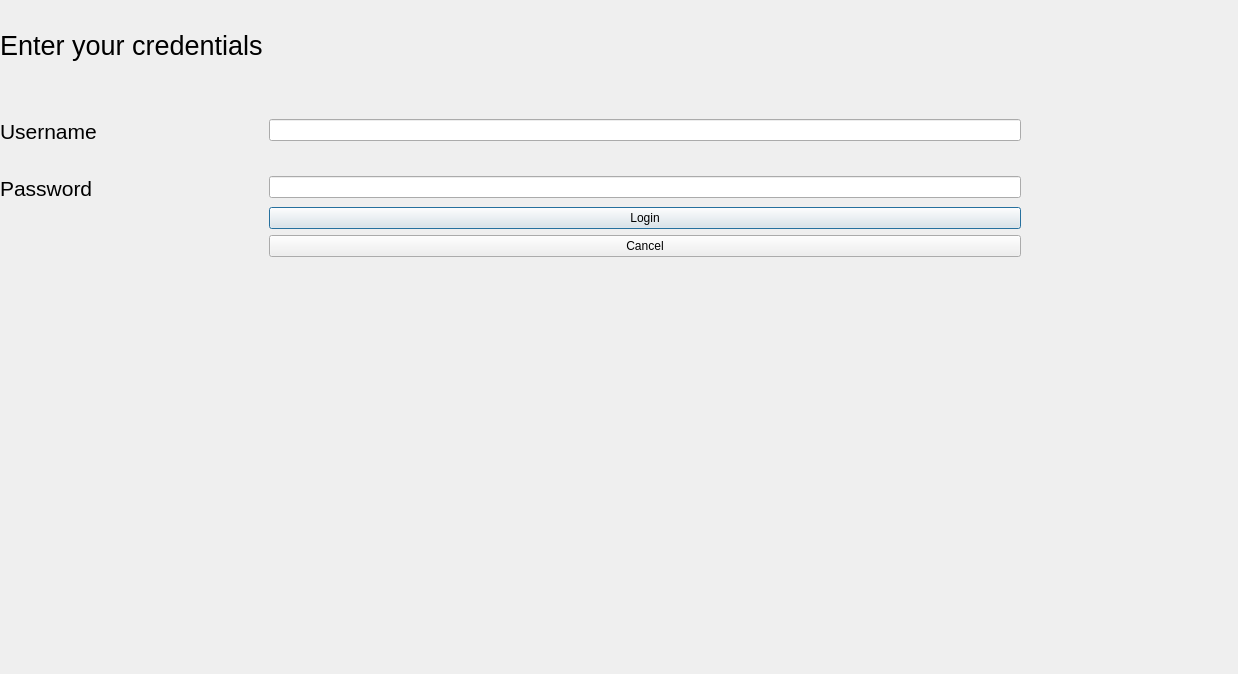
This is admin.ui in PrekshyaDawadi/E-Matdaan as Qt 5 draws it before an edit. The edited form follows.
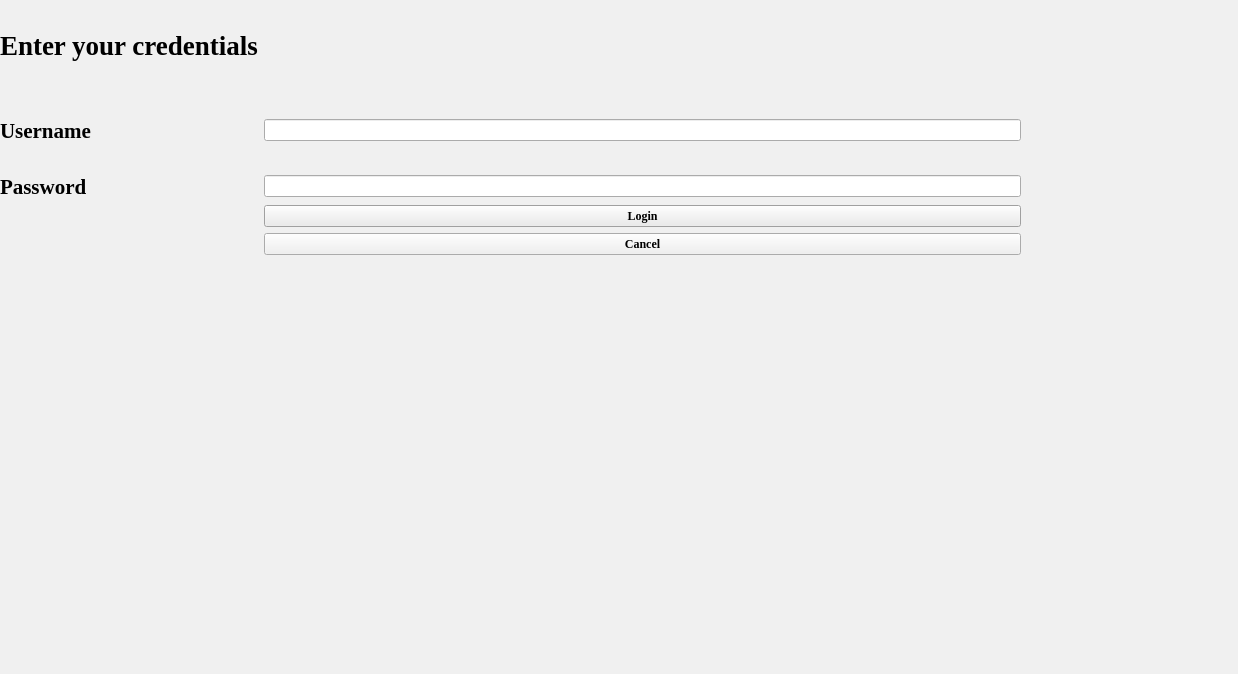
This is the edited form.

What changed in the file:
```diff
--- a/admin.ui
+++ b/admin.ui
@@ -10,6 +10,589 @@
     <height>674</height>
    </rect>
   </property>
+  <property name="palette">
+   <palette>
+    <active>
+     <colorrole role="WindowText">
+      <brush brushstyle="SolidPattern">
+       <color alpha="255">
+        <red>0</red>
+        <green>0</green>
+        <blue>0</blue>
+       </color>
+      </brush>
+     </colorrole>
+     <colorrole role="Button">
+      <brush brushstyle="SolidPattern">
+       <color alpha="255">
+        <red>240</red>
+        <green>240</green>
+        <blue>240</blue>
+       </color>
+      </brush>
+     </colorrole>
+     <colorrole role="Light">
+      <brush brushstyle="SolidPattern">
+       <color alpha="255">
+        <red>255</red>
+        <green>255</green>
+        <blue>255</blue>
+       </color>
+      </brush>
+     </colorrole>
+     <colorrole role="Midlight">
+      <brush brushstyle="SolidPattern">
+       <color alpha="255">
+        <red>227</red>
+        <green>227</green>
+        <blue>227</blue>
+       </color>
+      </brush>
+     </colorrole>
+     <colorrole role="Dark">
+      <brush brushstyle="SolidPattern">
+       <color alpha="255">
+        <red>160</red>
+        <green>160</green>
+        <blue>160</blue>
+       </color>
+      </brush>
+     </colorrole>
+     <colorrole role="Mid">
+      <brush brushstyle="SolidPattern">
+       <color alpha="255">
+        <red>160</red>
+        <green>160</green>
+        <blue>160</blue>
+       </color>
+      </brush>
+     </colorrole>
+     <colorrole role="Text">
+      <brush brushstyle="SolidPattern">
+       <color alpha="255">
+        <red>0</red>
+        <green>0</green>
+        <blue>0</blue>
+       </color>
+      </brush>
+     </colorrole>
+     <colorrole role="BrightText">
+      <brush brushstyle="SolidPattern">
+       <color alpha="255">
+        <red>255</red>
+        <green>255</green>
+        <blue>255</blue>
+       </color>
+      </brush>
+     </colorrole>
+     <colorrole role="ButtonText">
+      <brush brushstyle="SolidPattern">
+       <color alpha="255">
+        <red>0</red>
+        <green>0</green>
+        <blue>0</blue>
+       </color>
+      </brush>
+     </colorrole>
+     <colorrole role="Base">
+      <brush brushstyle="SolidPattern">
+       <color alpha="255">
+        <red>255</red>
+        <green>255</green>
+        <blue>255</blue>
+       </color>
+      </brush>
+     </colorrole>
+     <colorrole role="Window">
+      <brush brushstyle="SolidPattern">
+       <color alpha="255">
+        <red>85</red>
+        <green>170</green>
+        <blue>255</blue>
+       </color>
+      </brush>
+     </colorrole>
+     <colorrole role="Shadow">
+      <brush brushstyle="SolidPattern">
+       <color alpha="255">
+        <red>105</red>
+        <green>105</green>
+        <blue>105</blue>
+       </color>
+      </brush>
+     </colorrole>
+     <colorrole role="Highlight">
+      <brush brushstyle="SolidPattern">
+       <color alpha="255">
+        <red>0</red>
+        <green>120</green>
+        <blue>215</blue>
+       </color>
+      </brush>
+     </colorrole>
+     <colorrole role="HighlightedText">
+      <brush brushstyle="SolidPattern">
+       <color alpha="255">
+        <red>255</red>
+        <green>255</green>
+        <blue>255</blue>
+       </color>
+      </brush>
+     </colorrole>
+     <colorrole role="Link">
+      <brush brushstyle="SolidPattern">
+       <color alpha="255">
+        <red>0</red>
+        <green>0</green>
+        <blue>255</blue>
+       </color>
+      </brush>
+     </colorrole>
+     <colorrole role="LinkVisited">
+      <brush brushstyle="SolidPattern">
+       <color alpha="255">
+        <red>255</red>
+        <green>0</green>
+        <blue>255</blue>
+       </color>
+      </brush>
+     </colorrole>
+     <colorrole role="AlternateBase">
+      <brush brushstyle="SolidPattern">
+       <color alpha="255">
+        <red>245</red>
+        <green>245</green>
+        <blue>245</blue>
+       </color>
+      </brush>
+     </colorrole>
+     <colorrole role="NoRole">
+      <brush brushstyle="NoBrush">
+       <color alpha="255">
+        <red>0</red>
+        <green>0</green>
+        <blue>0</blue>
+       </color>
+      </brush>
+     </colorrole>
+     <colorrole role="ToolTipBase">
+      <brush brushstyle="SolidPattern">
+       <color alpha="255">
+        <red>255</red>
+        <green>255</green>
+        <blue>220</blue>
+       </color>
+      </brush>
+     </colorrole>
+     <colorrole role="ToolTipText">
+      <brush brushstyle="SolidPattern">
+       <color alpha="255">
+        <red>0</red>
+        <green>0</green>
+        <blue>0</blue>
+       </color>
+      </brush>
+     </colorrole>
+     <colorrole role="PlaceholderText">
+      <brush brushstyle="SolidPattern">
+       <color alpha="128">
+        <red>0</red>
+        <green>0</green>
+        <blue>0</blue>
+       </color>
+      </brush>
+     </colorrole>
+    </active>
+    <inactive>
+     <colorrole role="WindowText">
+      <brush brushstyle="SolidPattern">
+       <color alpha="255">
+        <red>0</red>
+        <green>0</green>
+        <blue>0</blue>
+       </color>
+      </brush>
+     </colorrole>
+     <colorrole role="Button">
+      <brush brushstyle="SolidPattern">
+       <color alpha="255">
+        <red>240</red>
+        <green>240</green>
+        <blue>240</blue>
+       </color>
+      </brush>
+     </colorrole>
+     <colorrole role="Light">
+      <brush brushstyle="SolidPattern">
+       <color alpha="255">
+        <red>255</red>
+        <green>255</green>
+        <blue>255</blue>
+       </color>
+      </brush>
+     </colorrole>
+     <colorrole role="Midlight">
+      <brush brushstyle="SolidPattern">
+       <color alpha="255">
+        <red>227</red>
+        <green>227</green>
+        <blue>227</blue>
+       </color>
+      </brush>
+     </colorrole>
+     <colorrole role="Dark">
+      <brush brushstyle="SolidPattern">
+       <color alpha="255">
+        <red>160</red>
+        <green>160</green>
+        <blue>160</blue>
+       </color>
+      </brush>
+     </colorrole>
+     <colorrole role="Mid">
+      <brush brushstyle="SolidPattern">
+       <color alpha="255">
+        <red>160</red>
+        <green>160</green>
+        <blue>160</blue>
+       </color>
+      </brush>
+     </colorrole>
+     <colorrole role="Text">
+      <brush brushstyle="SolidPattern">
+       <color alpha="255">
+        <red>0</red>
+        <green>0</green>
+        <blue>0</blue>
+       </color>
+      </brush>
+     </colorrole>
+     <colorrole role="BrightText">
+      <brush brushstyle="SolidPattern">
+       <color alpha="255">
+        <red>255</red>
+        <green>255</green>
+        <blue>255</blue>
+       </color>
+      </brush>
+     </colorrole>
+     <colorrole role="ButtonText">
+      <brush brushstyle="SolidPattern">
+       <color alpha="255">
+        <red>0</red>
+        <green>0</green>
+        <blue>0</blue>
+       </color>
+      </brush>
+     </colorrole>
+     <colorrole role="Base">
+      <brush brushstyle="SolidPattern">
+       <color alpha="255">
+        <red>255</red>
+        <green>255</green>
+        <blue>255</blue>
+       </color>
+      </brush>
+     </colorrole>
+     <colorrole role="Window">
+      <brush brushstyle="SolidPattern">
+       <color alpha="255">
+        <red>240</red>
+        <green>240</green>
+        <blue>240</blue>
+       </color>
+      </brush>
+     </colorrole>
+     <colorrole role="Shadow">
+      <brush brushstyle="SolidPattern">
+       <color alpha="255">
+        <red>105</red>
+        <green>105</green>
+        <blue>105</blue>
+       </color>
+      </brush>
+     </colorrole>
+     <colorrole role="Highlight">
+      <brush brushstyle="SolidPattern">
+       <color alpha="255">
+        <red>240</red>
+        <green>240</green>
+        <blue>240</blue>
+       </color>
+      </brush>
+     </colorrole>
+     <colorrole role="HighlightedText">
+      <brush brushstyle="SolidPattern">
+       <color alpha="255">
+        <red>0</red>
+        <green>0</green>
+        <blue>0</blue>
+       </color>
+      </brush>
+     </colorrole>
+     <colorrole role="Link">
+      <brush brushstyle="SolidPattern">
+       <color alpha="255">
+        <red>0</red>
+        <green>0</green>
+        <blue>255</blue>
+       </color>
+      </brush>
+     </colorrole>
+     <colorrole role="LinkVisited">
+      <brush brushstyle="SolidPattern">
+       <color alpha="255">
+        <red>255</red>
+        <green>0</green>
+        <blue>255</blue>
+       </color>
+      </brush>
+     </colorrole>
+     <colorrole role="AlternateBase">
+      <brush brushstyle="SolidPattern">
+       <color alpha="255">
+        <red>245</red>
+        <green>245</green>
+        <blue>245</blue>
+       </color>
+      </brush>
+     </colorrole>
+     <colorrole role="NoRole">
+      <brush brushstyle="NoBrush">
+       <color alpha="255">
+        <red>0</red>
+        <green>0</green>
+        <blue>0</blue>
+       </color>
+      </brush>
+     </colorrole>
+     <colorrole role="ToolTipBase">
+      <brush brushstyle="SolidPattern">
+       <color alpha="255">
+        <red>255</red>
+        <green>255</green>
+        <blue>220</blue>
+       </color>
+      </brush>
+     </colorrole>
+     <colorrole role="ToolTipText">
+      <brush brushstyle="SolidPattern">
+       <color alpha="255">
+        <red>0</red>
+        <green>0</green>
+        <blue>0</blue>
+       </color>
+      </brush>
+     </colorrole>
+     <colorrole role="PlaceholderText">
+      <brush brushstyle="SolidPattern">
+       <color alpha="128">
+        <red>0</red>
+        <green>0</green>
+        <blue>0</blue>
+       </color>
+      </brush>
+     </colorrole>
+    </inactive>
+    <disabled>
+     <colorrole role="WindowText">
+      <brush brushstyle="SolidPattern">
+       <color alpha="255">
+        <red>120</red>
+        <green>120</green>
+        <blue>120</blue>
+       </color>
+      </brush>
+     </colorrole>
+     <colorrole role="Button">
+      <brush brushstyle="SolidPattern">
+       <color alpha="255">
+        <red>240</red>
+        <green>240</green>
+        <blue>240</blue>
+       </color>
+      </brush>
+     </colorrole>
+     <colorrole role="Light">
+      <brush brushstyle="SolidPattern">
+       <color alpha="255">
+        <red>255</red>
+        <green>255</green>
+        <blue>255</blue>
+       </color>
+      </brush>
+     </colorrole>
+     <colorrole role="Midlight">
+      <brush brushstyle="SolidPattern">
+       <color alpha="255">
+        <red>247</red>
+        <green>247</green>
+        <blue>247</blue>
+       </color>
+      </brush>
+     </colorrole>
+     <colorrole role="Dark">
+      <brush brushstyle="SolidPattern">
+       <color alpha="255">
+        <red>160</red>
+        <green>160</green>
+        <blue>160</blue>
+       </color>
+      </brush>
+     </colorrole>
+     <colorrole role="Mid">
+      <brush brushstyle="SolidPattern">
+       <color alpha="255">
+        <red>160</red>
+        <green>160</green>
+        <blue>160</blue>
+       </color>
+      </brush>
+     </colorrole>
+     <colorrole role="Text">
+      <brush brushstyle="SolidPattern">
+       <color alpha="255">
+        <red>120</red>
+        <green>120</green>
+        <blue>120</blue>
+       </color>
+      </brush>
+     </colorrole>
+     <colorrole role="BrightText">
+      <brush brushstyle="SolidPattern">
+       <color alpha="255">
+        <red>255</red>
+        <green>255</green>
+        <blue>255</blue>
+       </color>
+      </brush>
+     </colorrole>
+     <colorrole role="ButtonText">
+      <brush brushstyle="SolidPattern">
+       <color alpha="255">
+        <red>120</red>
+        <green>120</green>
+        <blue>120</blue>
+       </color>
+      </brush>
+     </colorrole>
+     <colorrole role="Base">
+      <brush brushstyle="SolidPattern">
+       <color alpha="255">
+        <red>85</red>
+        <green>170</green>
+        <blue>255</blue>
+       </color>
+      </brush>
+     </colorrole>
+     <colorrole role="Window">
+      <brush brushstyle="SolidPattern">
+       <color alpha="255">
+        <red>85</red>
+        <green>170</green>
+        <blue>255</blue>
+       </color>
+      </brush>
+     </colorrole>
+     <colorrole role="Shadow">
+      <brush brushstyle="SolidPattern">
+       <color alpha="255">
+        <red>0</red>
+        <green>0</green>
+        <blue>0</blue>
+       </color>
+      </brush>
+     </colorrole>
+     <colorrole role="Highlight">
+      <brush brushstyle="SolidPattern">
+       <color alpha="255">
+        <red>0</red>
+        <green>120</green>
+        <blue>215</blue>
+       </color>
+      </brush>
+     </colorrole>
+     <colorrole role="HighlightedText">
+      <brush brushstyle="SolidPattern">
+       <color alpha="255">
+        <red>255</red>
+        <green>255</green>
+        <blue>255</blue>
+       </color>
+      </brush>
+     </colorrole>
+     <colorrole role="Link">
+      <brush brushstyle="SolidPattern">
+       <color alpha="255">
+        <red>0</red>
+        <green>0</green>
+        <blue>255</blue>
+       </color>
+      </brush>
+     </colorrole>
+     <colorrole role="LinkVisited">
+      <brush brushstyle="SolidPattern">
+       <color alpha="255">
+        <red>255</red>
+        <green>0</green>
+        <blue>255</blue>
+       </color>
+      </brush>
+     </colorrole>
+     <colorrole role="AlternateBase">
+      <brush brushstyle="SolidPattern">
+       <color alpha="255">
+        <red>245</red>
+        <green>245</green>
+        <blue>245</blue>
+       </color>
+      </brush>
+     </colorrole>
+     <colorrole role="NoRole">
+      <brush brushstyle="NoBrush">
+       <color alpha="255">
+        <red>0</red>
+        <green>0</green>
+        <blue>0</blue>
+       </color>
+      </brush>
+     </colorrole>
+     <colorrole role="ToolTipBase">
+      <brush brushstyle="SolidPattern">
+       <color alpha="255">
+        <red>255</red>
+        <green>255</green>
+        <blue>220</blue>
+       </color>
+      </brush>
+     </colorrole>
+     <colorrole role="ToolTipText">
+      <brush brushstyle="SolidPattern">
+       <color alpha="255">
+        <red>0</red>
+        <green>0</green>
+        <blue>0</blue>
+       </color>
+      </brush>
+     </colorrole>
+     <colorrole role="PlaceholderText">
+      <brush brushstyle="SolidPattern">
+       <color alpha="128">
+        <red>0</red>
+        <green>0</green>
+        <blue>0</blue>
+       </color>
+      </brush>
+     </colorrole>
+    </disabled>
+   </palette>
+  </property>
+  <property name="font">
+   <font>
+    <family>Times New Roman</family>
+    <bold>true</bold>
+   </font>
+  </property>
   <property name="windowTitle">
    <string>Dialog</string>
   </property>
@@ -27,7 +610,9 @@
      <widget class="QLabel" name="label">
       <property name="font">
        <font>
+        <family>Times New Roman</family>
         <pointsize>20</pointsize>
+        <bold>true</bold>
        </font>
       </property>
       <property name="text">
@@ -65,7 +650,9 @@
      <widget class="QLabel" name="label_2">
       <property name="font">
        <font>
+        <family>Times New Roman</family>
         <pointsize>16</pointsize>
+        <bold>true</bold>
        </font>
       </property>
       <property name="text">
@@ -90,7 +677,9 @@
      <widget class="QLabel" name="label_3">
       <property name="font">
        <font>
+        <family>Times New Roman</family>
         <pointsize>16</pointsize>
+        <bold>true</bold>
        </font>
       </property>
       <property name="text">
```
